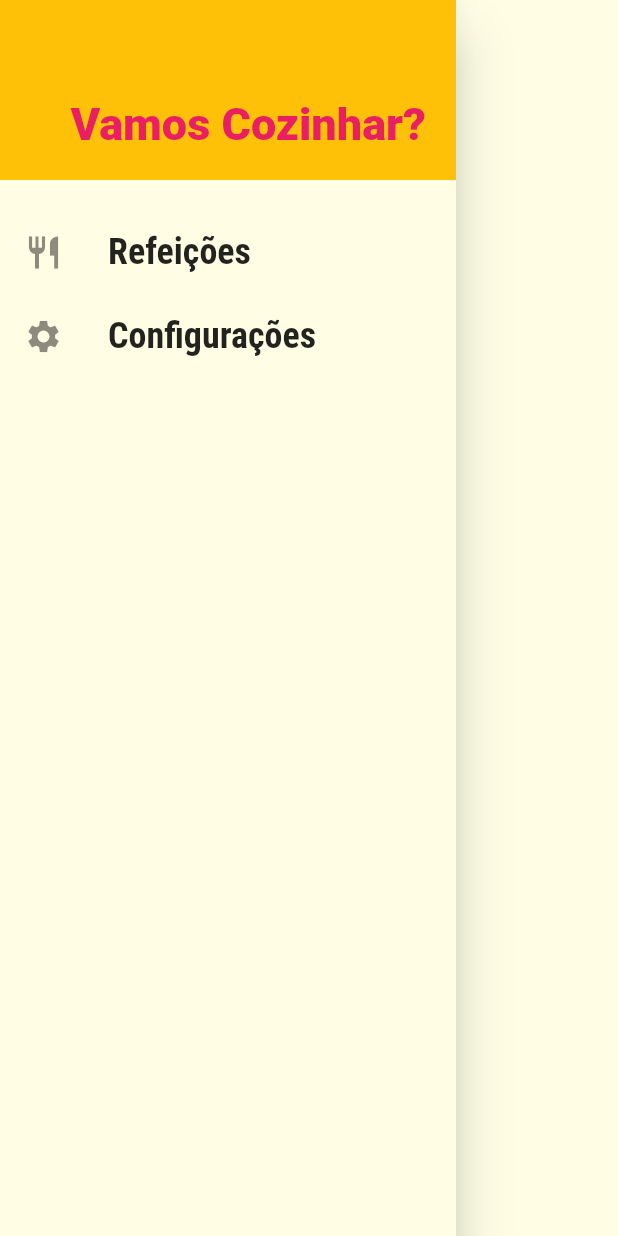
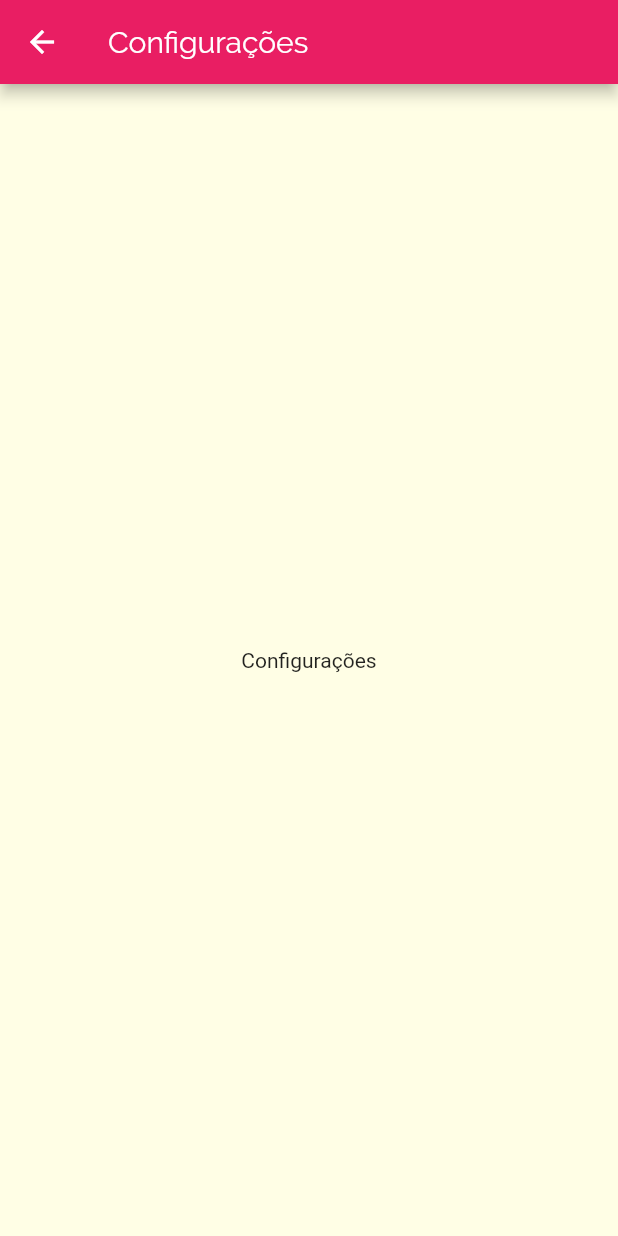
Before and after one commit to munizdiogo/dammy, a Flutter app: the MainDrawer widget shown alone on an empty page, opened directly, after a tap on "Configurações", on a phone screen of 412 x 824 dp. Run offline on Flutter 3.47's test engine with Material 2 defaults, Android fonts, the phone set to English and light mode, and no system bars; network calls fail.

Commit message:
Aula188- Adicionando Link ao Drawer.

```diff
--- a/lib/components/main_drawer.dart
+++ b/lib/components/main_drawer.dart
@@ -1,8 +1,8 @@
+import 'package:dammy/utils/app_routes.dart';
 import 'package:flutter/material.dart';
 
 class MainDrawer extends StatelessWidget {
-
-  Widget _createItem(IconData icon, String label) {
+  Widget _createItem(IconData icon, String label, Function onTap) {
     return ListTile(
         leading: Icon(
           icon,
@@ -13,13 +13,10 @@
           style: TextStyle(
               fontFamily: 'RobotoCondensed',
               fontSize: 24,
-          fontWeight: FontWeight.bold
+              fontWeight: FontWeight.bold),
         ),
-      ),
-      onTap: (){},
-    );
+        onTap: onTap);
   }
-
 
   @override
   Widget build(BuildContext context) {
@@ -37,13 +34,22 @@
               style: TextStyle(
                   fontWeight: FontWeight.w900,
                   fontSize: 30,
-                color: Theme.of(context).primaryColor
+                  color: Theme.of(context).primaryColor),
             ),
           ),
+          SizedBox(
+            height: 20,
           ),
-          SizedBox(height: 20,),
-          _createItem(Icons.restaurant, 'Refeições'),
-          _createItem(Icons.settings, 'Configurações'),
+          _createItem(
+            Icons.restaurant,
+            'Refeições',
+            () => Navigator.of(context).pushNamed(AppRoutes.HOME),
+          ),
+          _createItem(
+            Icons.settings,
+            'Configurações',
+            () => Navigator.of(context).pushNamed(AppRoutes.SETTINGS),
+          ),
         ],
       ),
     );
--- a/lib/main.dart
+++ b/lib/main.dart
@@ -1,6 +1,7 @@
 import 'package:dammy/screens/categories_meals_screen.dart';
 import 'package:dammy/screens/category_screen.dart';
 import 'package:dammy/screens/meal_detail_screen.dart';
+import 'package:dammy/screens/settings_screen.dart';
 import 'package:dammy/screens/tabs_screen.dart';
 import 'package:dammy/utils/app_routes.dart';
 import 'package:flutter/material.dart';
@@ -28,6 +29,7 @@
         AppRoutes.HOME: (ctx) => TabsScreen(),
         AppRoutes.CATEGORIES_MEALS: (ctx) => CategoriesMealsScreen(),
         AppRoutes.MEAL_DETAIL: (ctx) => MealDetailScreen(),
+        AppRoutes.SETTINGS: (ctx) => SettingsScreen(),
       },
       // METODO PARA DEFINIR UMA ROTA QUANDO TENTAR ACESSAR UMA ROTA INEXISTENTE.
       // EX.: PÁGINA DE 404. SCREEN NÃO ENCONTRADA
--- /dev/null
+++ b/lib/screens/settings_screen.dart
@@ -0,0 +1,14 @@
+import 'package:flutter/material.dart';
+
+class SettingsScreen extends StatelessWidget {
+  @override
+  Widget build(BuildContext context) {
+    return Scaffold(
+      appBar: AppBar(
+        title: Text('Configurações'),
+      ),
+      body: Center(
+        child: Text('Configurações'),
+    );
+  }
+}
--- a/lib/utils/app_routes.dart
+++ b/lib/utils/app_routes.dart
@@ -3,6 +3,7 @@
   static const HOME = '/';
   static const CATEGORIES_MEALS = '/categories-meals';
   static const MEAL_DETAIL = '/meal-detail';
+  static const SETTINGS = '/settings';
 
 
 
```
Lines whose indentation alone changed are shown as unchanged.
